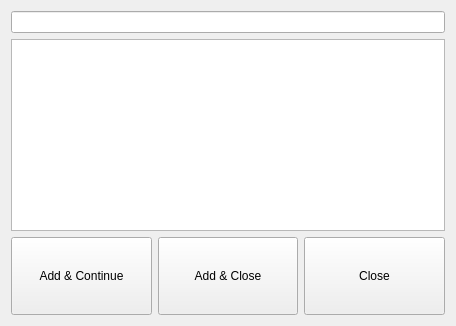
This is searchWidget.ui in thomaslundgaard/Pimp as Qt 5 draws it before an edit. The edited form follows.
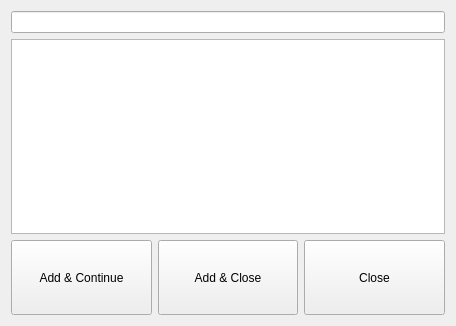
This is the edited form.

```diff
--- a/searchWidget.ui
+++ b/searchWidget.ui
@@ -36,6 +36,12 @@
            <verstretch>0</verstretch>
           </sizepolicy>
          </property>
+         <property name="maximumSize">
+          <size>
+           <width>16777215</width>
+           <height>75</height>
+          </size>
+         </property>
          <property name="text">
           <string>Add &amp;&amp; Continue</string>
          </property>
@@ -49,6 +55,12 @@
            <verstretch>0</verstretch>
           </sizepolicy>
          </property>
+         <property name="maximumSize">
+          <size>
+           <width>16777215</width>
+           <height>75</height>
+          </size>
+         </property>
          <property name="text">
           <string>Add &amp;&amp; Close</string>
          </property>
@@ -62,6 +74,12 @@
            <verstretch>0</verstretch>
           </sizepolicy>
          </property>
+         <property name="maximumSize">
+          <size>
+           <width>16777215</width>
+           <height>75</height>
+          </size>
+         </property>
          <property name="text">
           <string>Close</string>
          </property>
```
